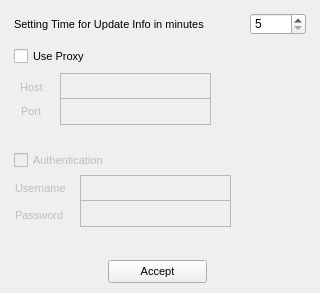
The window that QtUI/SettingWindow_UI.ui (emper0r/IVAO-status) describes before a commit, drawn with Qt 5.
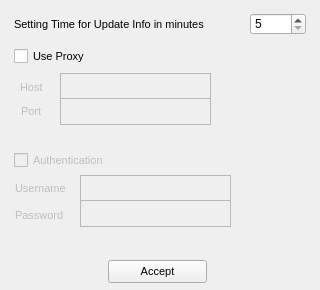
The same window after the commit.

Commit message: * Fixing Setting Window

Diff of the .ui file:
```diff
--- a/QtUI/SettingWindow_UI.ui
+++ b/QtUI/SettingWindow_UI.ui
@@ -7,7 +7,7 @@
     <x>0</x>
     <y>0</y>
     <width>320</width>
-    <height>293</height>
+    <height>290</height>
    </rect>
   </property>
   <property name="sizePolicy">
@@ -16,6 +16,18 @@
     <verstretch>0</verstretch>
    </sizepolicy>
   </property>
+  <property name="minimumSize">
+   <size>
+    <width>320</width>
+    <height>290</height>
+   </size>
+  </property>
+  <property name="maximumSize">
+   <size>
+    <width>320</width>
+    <height>290</height>
+   </size>
+  </property>
   <property name="cursor">
    <cursorShape>PointingHandCursor</cursorShape>
   </property>
```
The commit also changes 1 other file.
